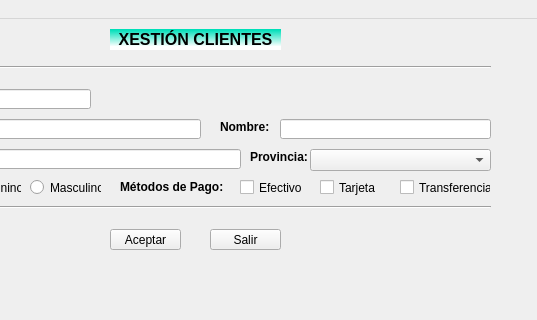
This is ventana.ui in XoanCarlos/PEREZGONZALEZ as Qt 5 draws it before an edit; both pictures show x 140 to 677 and y 0 to 320 of the 677 by 409 pixel window. The edited form follows.
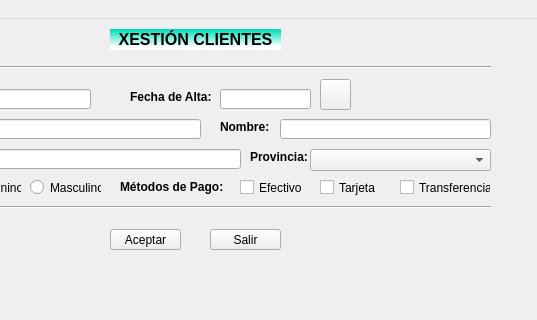
This is the edited form. Icons and pictures are not drawn.

Commit message: V0.0.2 Trabajando la ventana salir 2

```diff
--- a/ventana.ui
+++ b/ventana.ui
@@ -363,6 +363,58 @@
      </rect>
     </property>
    </widget>
+   <widget class="QLabel" name="lblClialta">
+    <property name="geometry">
+     <rect>
+      <x>270</x>
+      <y>70</y>
+      <width>81</width>
+      <height>16</height>
+     </rect>
+    </property>
+    <property name="font">
+     <font>
+      <weight>75</weight>
+      <bold>true</bold>
+     </font>
+    </property>
+    <property name="text">
+     <string>Fecha de Alta:</string>
+    </property>
+   </widget>
+   <widget class="QLineEdit" name="editClialta">
+    <property name="geometry">
+     <rect>
+      <x>360</x>
+      <y>70</y>
+      <width>91</width>
+      <height>20</height>
+     </rect>
+    </property>
+   </widget>
+   <widget class="QPushButton" name="btnCalendar">
+    <property name="geometry">
+     <rect>
+      <x>460</x>
+      <y>60</y>
+      <width>31</width>
+      <height>31</height>
+     </rect>
+    </property>
+    <property name="text">
+     <string/>
+    </property>
+    <property name="icon">
+     <iconset>
+      <normaloff>../../.designer/backup/img/calendar.png</normaloff>../../.designer/backup/img/calendar.png</iconset>
+    </property>
+    <property name="iconSize">
+     <size>
+      <width>24</width>
+      <height>24</height>
+     </size>
+    </property>
+   </widget>
   </widget>
   <widget class="QMenuBar" name="menuBar">
    <property name="geometry">
```
The commit also changes 11 other files.
